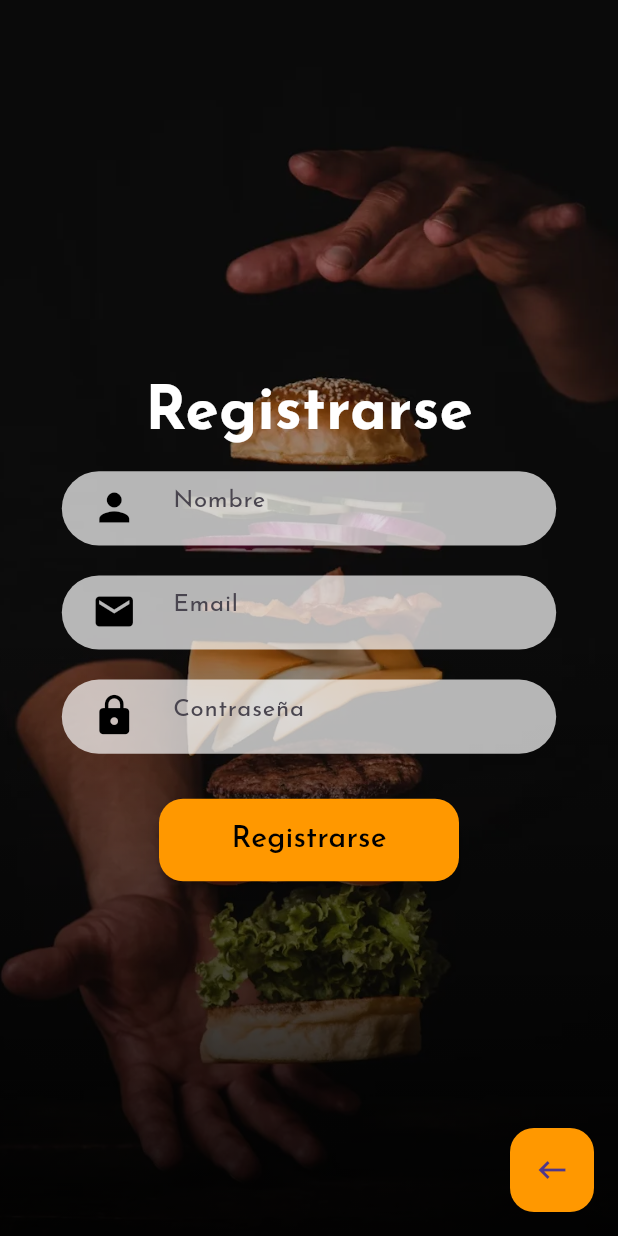
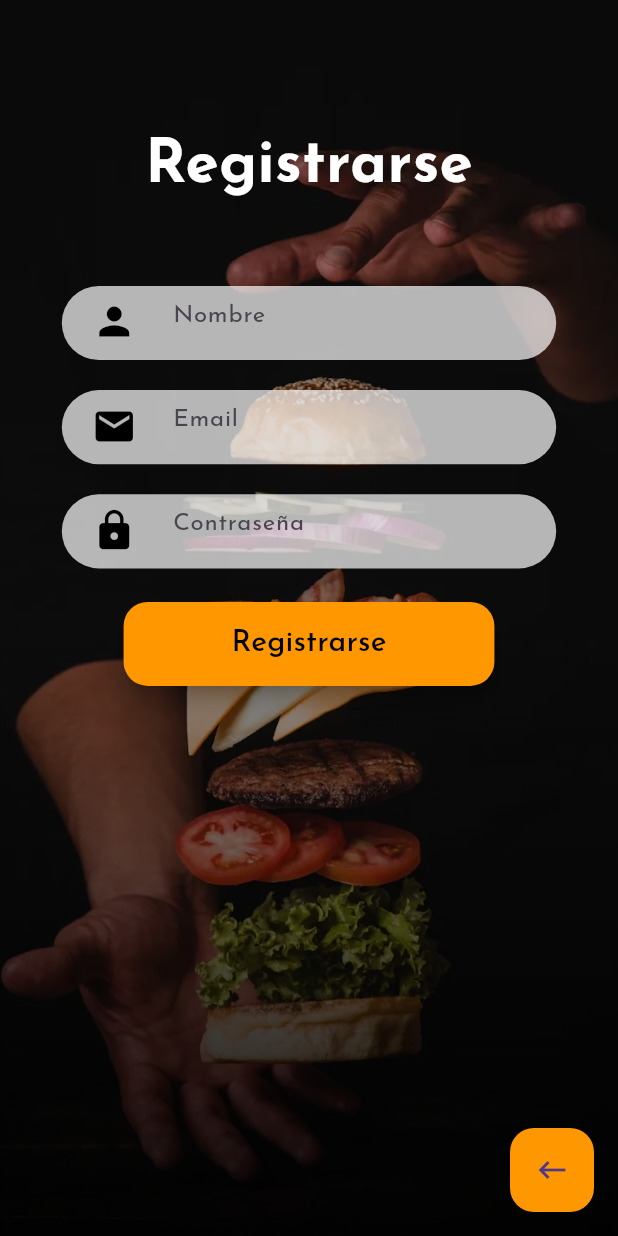
Before and after one commit to alexito8473/TastyDashProject, a Flutter app: the screen it shows after launch, after a tap on "Crear una cuenta", on a phone screen of 412 x 824 dp. Run offline on Flutter 3.47's test engine with Material 3 defaults, Android fonts, the phone set to English and light mode, and no system bars; our stand-ins replace carousel_slider, firebase_auth, firebase_core, flutter_svg, google_fonts, google_maps_flutter and 2 more; missing offline and left inert: cool_dropdown, flutter_settings_screen_ex; accounts and stored records are empty; network calls fail.

Commit message:
Versión donde funciona el release.

```diff
--- a/lib/Recursos.dart
+++ b/lib/Recursos.dart
@@ -1,5 +1,6 @@
 import 'dart:convert';
 import 'package:flutter/material.dart';
+import 'package:tfgsaladillo/model/Comida.dart';
 
 class Background extends StatefulWidget {
   final String asset;
@@ -27,25 +28,7 @@ class _Background extends State<Background> {
   }
 }
 
-class Titular extends StatefulWidget {
-  final String title;
-  const Titular({super.key, required this.title});
-  @override
-  State<StatefulWidget> createState() => _Titular();
-}
 
-class _Titular extends State<Titular> {
-  @override
-  Widget build(BuildContext context) {
-    return Flexible(
-        child: Center(
-            child: Text(widget.title,
-                style: const TextStyle(
-                    color: Colors.white,
-                    fontWeight: FontWeight.bold,
-                    fontSize: 40))));
-  }
-}
 
 class TextFieldMio extends StatefulWidget {
   final String hint;
@@ -80,7 +63,7 @@ class _TextFielMio extends State<TextFieldMio> {
         width: widget.sizeContext.width * 0.8,
         decoration: BoxDecoration(
             color: Colors.white70, borderRadius: BorderRadius.circular(30)),
-        child: TextField(
+        child: TextFormField(
           controller: widget.controller,
           cursorColor: Colors.black,
           decoration: InputDecoration(
@@ -129,3 +112,49 @@ Future<List <dynamic>> leerListaJson(String json) async {
   final listaMap = jsonDecode(json);
   return listaMap;
 }
+
+List<Comida> CrearListaDeComida(){
+   List<Comida> listaDeComida = [
+    Comida(
+        nombre: 'BurguerMax',
+        foto: 'assets/images/hamburguesa.webp',
+        descripcion: 'Nada malo',
+        isCarne: false,
+        isBurguer: true,
+        isEnsalada: false,
+        isPizza: false,
+        isPescado: false,
+        isSuchi: false),
+    Comida(
+        nombre: 'BurguerUltra',
+        foto: 'assets/images/imagen.webp',
+        descripcion: 'Nada malo',
+        isCarne: false,
+        isBurguer: true,
+        isEnsalada: false,
+        isPizza: false,
+        isPescado: false,
+        isSuchi: false),
+     Comida(
+         nombre: 'Breaded pepper',
+         foto: 'assets/images/piminetoRebo.webp',
+         descripcion: 'Nada malo',
+         isCarne: false,
+         isBurguer: false,
+         isEnsalada: true,
+         isPizza: false,
+         isPescado: false,
+         isSuchi: false),
+     Comida(
+         nombre: 'Shrimp Scampi',
+         foto: 'assets/images/gambasAl.webp',
+         descripcion: 'Nada malo',
+         isCarne: false,
+         isBurguer: false,
+         isEnsalada: false,
+         isPizza: false,
+         isPescado: false,
+         isSuchi: false),
+  ];
+  return listaDeComida;
+}
--- a/lib/model/Comida.dart
+++ b/lib/model/Comida.dart
@@ -1,4 +1,3 @@
-import 'package:flutter/cupertino.dart';
 import 'package:flutter/material.dart';
 
 class Comida{
--- a/lib/pages/login.dart
+++ b/lib/pages/login.dart
@@ -1,5 +1,7 @@
 import 'package:firebase_database/firebase_database.dart';
+import 'package:flutter/cupertino.dart';
 import 'package:flutter/material.dart';
+import 'package:flutter/widgets.dart';
 import 'package:shared_preferences/shared_preferences.dart';
 import 'package:tfgsaladillo/Recursos.dart';
 import 'package:tfgsaladillo/model/Idioma.dart';
@@ -12,7 +14,6 @@ class InicioSesion extends StatefulWidget {
   final Idioma idioma;
   final SharedPreferences prefs;
   const InicioSesion({super.key, required this.idioma, required this.prefs});
-
   @override
   State<InicioSesion> createState() => _InicioSesion();
 }
@@ -23,13 +24,6 @@ class _InicioSesion extends State<InicioSesion> {
   final AuthService authService = AuthService();
   DatabaseReference date = FirebaseDatabase.instance.ref();
   late Person person;
-
-  @override
-  void dispose() {
-    _gmailController.dispose();
-    _passwordController.dispose();
-    super.dispose();
-  }
 
   void login(BuildContext context) async {
     String gmail = _gmailController.text;
@@ -58,7 +52,6 @@ class _InicioSesion extends State<InicioSesion> {
       MensajeAlCliente(context, "Gmail y/o contraseña no son correctos", 15);
     }
   }
-
   @override
   Widget build(BuildContext context) {
     Size size = MediaQuery.of(context).size;
@@ -68,19 +61,14 @@ class _InicioSesion extends State<InicioSesion> {
         Scaffold(
           backgroundColor: Colors.transparent,
           body: ListView(
+            children: [
+              Padding(
                   padding: EdgeInsets.only(
-                top:
-                    //200
-                    MediaQuery.of(context).orientation == Orientation.portrait
-                        ? size.height * 0.3
-                        : 30),
-            children: [
-              const Titular(title: "Tasty Dash"),
-              SizedBox(
-                width: size.width * 0.8,
-                child: Column(
-                  children: [
-                    TextFieldMio(
+                      top: size.height * 0.1, bottom: size.height * 0.05),
+                  child: const Titular(title: "Tasty Dash")),
+              Container(
+                  margin: EdgeInsets.symmetric(horizontal: size.width * 0.1),
+                  child: TextFieldMio(
                     controller: _gmailController,
                     sizeContext: size,
                     hint: "Email",
@@ -88,8 +76,10 @@ class _InicioSesion extends State<InicioSesion> {
                     textType: TextInputType.emailAddress,
                     action: TextInputAction.next,
                     obscureText: false,
-                    ),
-                    TextFieldMio(
+                  )),
+              Container(
+                  margin: EdgeInsets.symmetric(horizontal: size.width * 0.1),
+                  child: TextFieldMio(
                     controller: _passwordController,
                     sizeContext: size,
                     hint: widget.idioma.datosJson[widget.idioma.positionIdioma]
@@ -98,14 +88,12 @@ class _InicioSesion extends State<InicioSesion> {
                     textType: TextInputType.name,
                     action: TextInputAction.none,
                     obscureText: true,
-                    ),
+                  )),
               Container(
-                      margin: const EdgeInsets.only(bottom: 20, top: 20),
-                      height: 55,
-                      width: 200,
-                      decoration: BoxDecoration(
-                          borderRadius: BorderRadius.circular(20)),
+                margin: EdgeInsets.symmetric(horizontal: size.width*0.2,vertical: size.height*0.015),
+                decoration: BoxDecoration(borderRadius: BorderRadius.circular(20)),
                 child: FloatingActionButton(
+                  heroTag: null,
                   backgroundColor: Colors.orange,
                   foregroundColor: Colors.black,
                   onPressed: () {
@@ -119,24 +107,23 @@ class _InicioSesion extends State<InicioSesion> {
                 ),
               ),
               Container(
-                      height: 25,
-                      width: 165,
-                      margin: const EdgeInsets.only(top: 10),
+                alignment: Alignment.center,
+                padding: const EdgeInsets.only(bottom: 5),
+                margin: EdgeInsets.symmetric(horizontal: size.width*0.28,vertical: size.width*0.01),
                 decoration: const BoxDecoration(
-                          border: Border(
-                              bottom:
-                                  BorderSide(color: Colors.white, width: 1))),
-                      child: FloatingActionButton(
-                        backgroundColor: Colors.transparent,
-                        onPressed: () {
+                  color: Colors.transparent,
+                  border: Border(bottom: BorderSide(color: Colors.white,width: 2)),
+                ) ,
+                child:  InkWell(
+                  onTap: () {
                     Navigator.push(
                         context,
                         MaterialPageRoute(
                             builder: (context) => Registrarse(
-                                      idioma: widget.idioma,
-                                      prefs: widget.prefs)));
+                                idioma: widget.idioma, prefs: widget.prefs)));
                   },
-                        child: Text(widget.idioma.datosJson[widget.idioma.positionIdioma]
+                  child: Text(
+                    widget.idioma.datosJson[widget.idioma.positionIdioma]
                     ["Crear_una_cuenta"],
                     style: const TextStyle(
                         fontStyle: FontStyle.normal,
@@ -144,12 +131,10 @@ class _InicioSesion extends State<InicioSesion> {
                         fontSize: 18,
                         color: Colors.white,
                         fontWeight: FontWeight.w100),
+                  )
                 ),
-                      ),
-                    ),
-                  ],
-                ),
-              ),
+              )
+
             ],
           ),
         )
@@ -157,3 +142,17 @@ class _InicioSesion extends State<InicioSesion> {
     );
   }
 }
+
+class Titular extends StatelessWidget {
+  final String title;
+  const Titular({super.key, required this.title});
+  @override
+  Widget build(BuildContext context) {
+    return Center(
+        child: Text(title,
+            style: const TextStyle(
+                color: Colors.white,
+                fontWeight: FontWeight.bold,
+                fontSize: 40)));
+  }
+}
--- a/lib/pages/register.dart
+++ b/lib/pages/register.dart
@@ -1,4 +1,5 @@
 import 'package:firebase_database/firebase_database.dart';
+import 'package:flutter/cupertino.dart';
 import 'package:flutter/material.dart';
 import 'package:shared_preferences/shared_preferences.dart';
 import 'package:tfgsaladillo/Recursos.dart';
@@ -6,6 +7,7 @@ import 'package:tfgsaladillo/model/Idioma.dart';
 import 'package:tfgsaladillo/pages/home.dart';
 import 'package:tfgsaladillo/model/Person.dart';
 import 'package:tfgsaladillo/services/AuthServices.dart';
+
 class Registrarse extends StatefulWidget {
   final Idioma idioma;
   final SharedPreferences prefs;
@@ -20,8 +22,8 @@ class _Registrarse extends State<Registrarse> {
   final TextEditingController _passwordController = TextEditingController();
   final AuthService authService = AuthService();
   late Person person;
-  DatabaseReference date=FirebaseDatabase.instance.ref();
-  int valueNumeric=0;
+  DatabaseReference date = FirebaseDatabase.instance.ref();
+  int valueNumeric = 0;
   @override
   void dispose() {
     _gmailController.dispose();
@@ -35,20 +37,28 @@ class _Registrarse extends State<Registrarse> {
     String password = _passwordController.text;
     bool user = await authService.register(gmail, password);
     if (user) {
-      await date.child("Person/${gmail.trim().split("@")[0].toLowerCase()}").set({
-        "Nombre":nombre,
-        "Gmail":gmail,
-        "Password":password
-      });
-      person= Person(nombre: nombre,gmail: gmail,pasword: password);
+      await date
+          .child("Person/${gmail.trim().split("@")[0].toLowerCase()}")
+          .set({"Nombre": nombre, "Gmail": gmail, "Password": password});
+      person = Person(nombre: nombre, gmail: gmail, pasword: password);
       await widget.prefs.setString("Name", person.nombre);
       await widget.prefs.setString("Gmail", person.gmail);
       await widget.prefs.setString("Password", person.pasword);
-      await Navigator.pushAndRemoveUntil(context, MaterialPageRoute(builder: (context)=> HomePage(person:person, idioma: widget.idioma, prefs: widget.prefs,)),(route) => false,);
+      await Navigator.pushAndRemoveUntil(
+        context,
+        MaterialPageRoute(
+            builder: (context) => HomePage(
+                  person: person,
+                  idioma: widget.idioma,
+                  prefs: widget.prefs,
+                )),
+        (route) => false,
+      );
     } else {
-      MensajeAlCliente(context,"No existe el usuario",20);
+      MensajeAlCliente(context, "No existe el usuario", 20);
     }
   }
+
   @override
   Widget build(BuildContext context) {
     Size size = MediaQuery.of(context).size;
@@ -58,66 +68,67 @@ class _Registrarse extends State<Registrarse> {
         Scaffold(
           backgroundColor: Colors.transparent,
           body: ListView(
-            padding: EdgeInsets.only(
-                top:
-                    MediaQuery.of(context).orientation == Orientation.portrait
-                        ? size.height*0.3
-                        : 30),
             children: [
-               Titular(title: widget.idioma.datosJson[widget.idioma.positionIdioma]
-              ["Registrarse"]),
-              SizedBox(
-                width: size.width * 0.8,
-                child: Column(
-                  children: [
-                    TextFieldMio(
+              Padding(
+                  padding: EdgeInsets.only(top: size.height * 0.1),
+                  child: Titular(
+                      title:
+                          widget.idioma.datosJson[widget.idioma.positionIdioma]
+                              ["Registrarse"])),
+              Container(
+                  margin: EdgeInsets.only(
+                      top: size.height * 0.05,
+                      left: size.width * 0.1,
+                      right: size.width * 0.1),
+                  child: TextFieldMio(
                     hint: widget.idioma.datosJson[widget.idioma.positionIdioma]
                         ["Nombre"],
                     sizeContext: size,
-                      textType:  TextInputType.name,
-                      icono:  Icons.person,
+                    textType: TextInputType.name,
+                    icono: Icons.person,
                     controller: _nameController,
                     action: TextInputAction.next,
                     obscureText: false,
-                    ),
-                    TextFieldMio(
+                  )),
+              Container(
+                  margin: EdgeInsets.symmetric(horizontal: size.width * 0.1),
+                child:   TextFieldMio(
                   hint: "Email",
                   sizeContext: size,
-                      textType:  TextInputType.emailAddress,
-                      icono:  Icons.email,
+                  textType: TextInputType.emailAddress,
+                  icono: Icons.email,
                   controller: _gmailController,
                   action: TextInputAction.next,
                   obscureText: false,
+                )
               ),
-                    TextFieldMio(
+              Container(
+                  margin: EdgeInsets.symmetric(horizontal: size.width * 0.1),
+                child:  TextFieldMio(
                   controller: _passwordController,
                   sizeContext: size,
                   hint: widget.idioma.datosJson[widget.idioma.positionIdioma]
                   ["Contraseña"],
-                      icono:  Icons.lock,
+                  icono: Icons.lock,
                   textType: TextInputType.name,
                   action: TextInputAction.none,
                   obscureText: true,
+                )
               ),
               Container(
-                      margin: const EdgeInsets.only(top: 20,bottom: 10),
-                      height: 55,
-                      width: 200,
-                      decoration: BoxDecoration(
-                          borderRadius: BorderRadius.circular(20)),
+                margin: EdgeInsets.symmetric(horizontal: size.width*0.2,vertical: size.height*0.015),
+                decoration: BoxDecoration(borderRadius: BorderRadius.circular(20)),
                 child: FloatingActionButton(
                   backgroundColor: Colors.orange,
                   foregroundColor: Colors.black,
                   onPressed: () {
                     register(context);
                   },
-                        child: Text( widget.idioma.datosJson[widget.idioma.positionIdioma]
+                  child: Text(
+                    widget.idioma.datosJson[widget.idioma.positionIdioma]
                         ["Registrarse"],
                     style: const TextStyle(fontSize: 20),
                   ),
-                      ),
-                    ),
-                  ],
                 ),
               ),
             ],
@@ -133,3 +144,17 @@ class _Registrarse extends State<Registrarse> {
     );
   }
 }
+
+class Titular extends StatelessWidget {
+  final String title;
+  const Titular({super.key, required this.title});
+  @override
+  Widget build(BuildContext context) {
+    return Center(
+        child: Text(title,
+            style: const TextStyle(
+                color: Colors.white,
+                fontWeight: FontWeight.bold,
+                fontSize: 40)));
+  }
+}
--- a/pubspec.yaml
+++ b/pubspec.yaml
@@ -44,6 +44,8 @@ flutter:
     - assets/images/bannersuper.webp
     - assets/images/hamburguesa.webp
     - assets/images/imagen.webp
+    - assets/images/piminetoRebo.webp
+    - assets/images/gambasAl.webp
     - Data/leng.json
     - assets/Icons/Spain.svg
     - assets/Icons/Burguer.svg
@@ -52,6 +54,7 @@ flutter:
     - assets/Icons/Meat.svg
     - assets/Icons/Drink.svg
     - assets/Icons/Menu.svg
+
   # To add custom fonts to your application, add a fonts section here,
   # in this "flutter" section. Each entry in this list should have a
   # "family" key with the font family name, and a "fonts" key with a
```
Also changed, not shown: lib/main.dart (+3 -6 lines), lib/pages/MapView.dart (+20 -56 lines), lib/pages/SettingView.dart (deleted, +0 -20 lines), lib/pages/carta.dart (+11 -12 lines), lib/pages/home.dart (+3 -26 lines), assets/images/gambasAl.webp (added), assets/images/piminetoRebo.webp (added), lib/pages/SplashScreen.dart (indentation only), 5 other files. Lines whose indentation alone changed are shown as unchanged.
